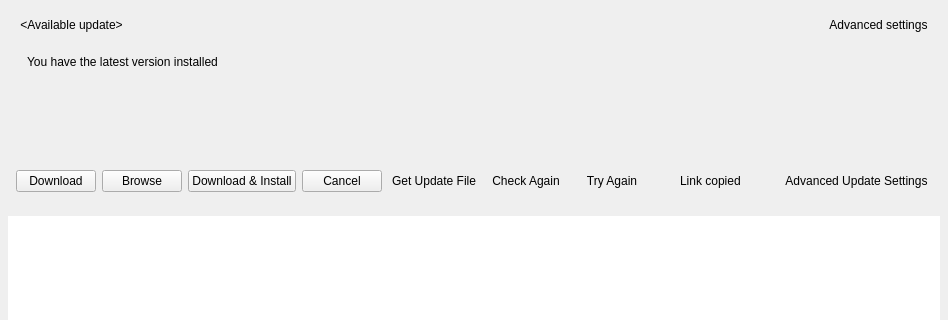
Above: vms/client/nx_vms_client_desktop/src/nx/vms/client/desktop/system_update/multi_server_updates_widget.ui from networkoptix/nx_open before the change; both pictures show x 0 to 948 and y 0 to 320 of the 948 by 592 pixel window. Below: the same form after it.
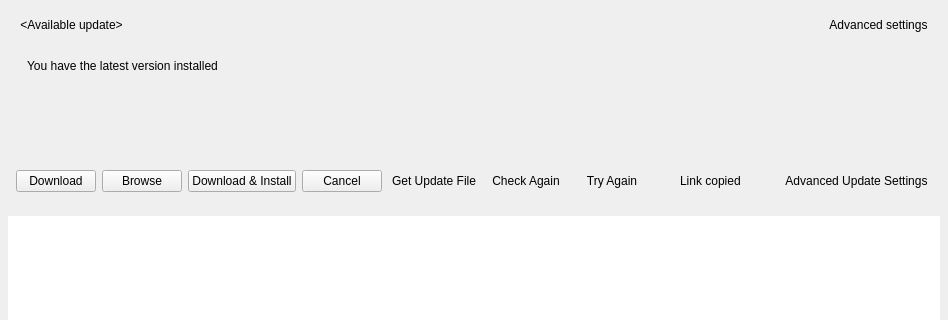
That is the form after the change. The open tabs and pages were chosen to show the change. Custom widgets are drawn as their Qt base class.

Commit message:
VMS-54707: Fix checkmark icon on Updates tab and enlarge size of header from...
VMS-54707: Fix checkmark icon on Updates tab and enlarge size of header from 40 to 48 to fit new icon![image](/uploads/780d3986475da719bc2dbfd89775bed0/image.png)

The edit to the form file:
```diff
--- a/vms/client/nx_vms_client_desktop/src/nx/vms/client/desktop/system_update/multi_server_updates_widget.ui
+++ b/vms/client/nx_vms_client_desktop/src/nx/vms/client/desktop/system_update/multi_server_updates_widget.ui
@@ -355,13 +355,13 @@
          <property name="minimumSize">
           <size>
            <width>0</width>
-           <height>40</height>
+           <height>48</height>
           </size>
          </property>
          <property name="maximumSize">
           <size>
            <width>16777215</width>
-           <height>40</height>
+           <height>48</height>
           </size>
          </property>
          <layout class="QHBoxLayout" name="horizontalLayout_8" stretch="0,0,0">
```
The commit also changes 2 other files.
